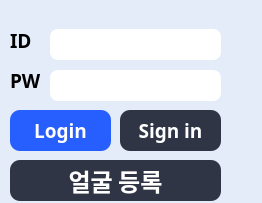
This is client/login.ui in sihyeokpark/auto-attendance as Qt 5 draws it before an edit. The edited form follows.
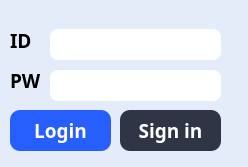
This is the edited form.

Commit message: Update: RegisterFace 랑 Server.py 합치기

```diff
--- a/client/login.ui
+++ b/client/login.ui
@@ -6,8 +6,8 @@
    <rect>
     <x>0</x>
     <y>0</y>
-    <width>262</width>
-    <height>203</height>
+    <width>248</width>
+    <height>167</height>
    </rect>
   </property>
   <property name="windowTitle">
@@ -132,39 +132,6 @@
     <string>Sign in</string>
    </property>
   </widget>
-  <widget class="QPushButton" name="btn_registerFace">
-   <property name="geometry">
-    <rect>
-     <x>10</x>
-     <y>160</y>
-     <width>211</width>
-     <height>41</height>
-    </rect>
-   </property>
-   <property name="font">
-    <font>
-     <family>Noto Sans KR</family>
-     <pointsize>18</pointsize>
-     <weight>75</weight>
-     <bold>true</bold>
-    </font>
-   </property>
-   <property name="styleSheet">
-    <string notr="true">QPushButton {
-	border: none;
-	background-color: #2f3545;
-	border-radius: 10px;
-	color: #ffffff;
-}
-QPushButton:hover {
-	background-color: #49526b;
-	color: #ffffff;
-}</string>
-   </property>
-   <property name="text">
-    <string>얼굴 등록</string>
-   </property>
-  </widget>
   <widget class="QLabel" name="label">
    <property name="geometry">
     <rect>
```
The commit also changes 22 other files.
